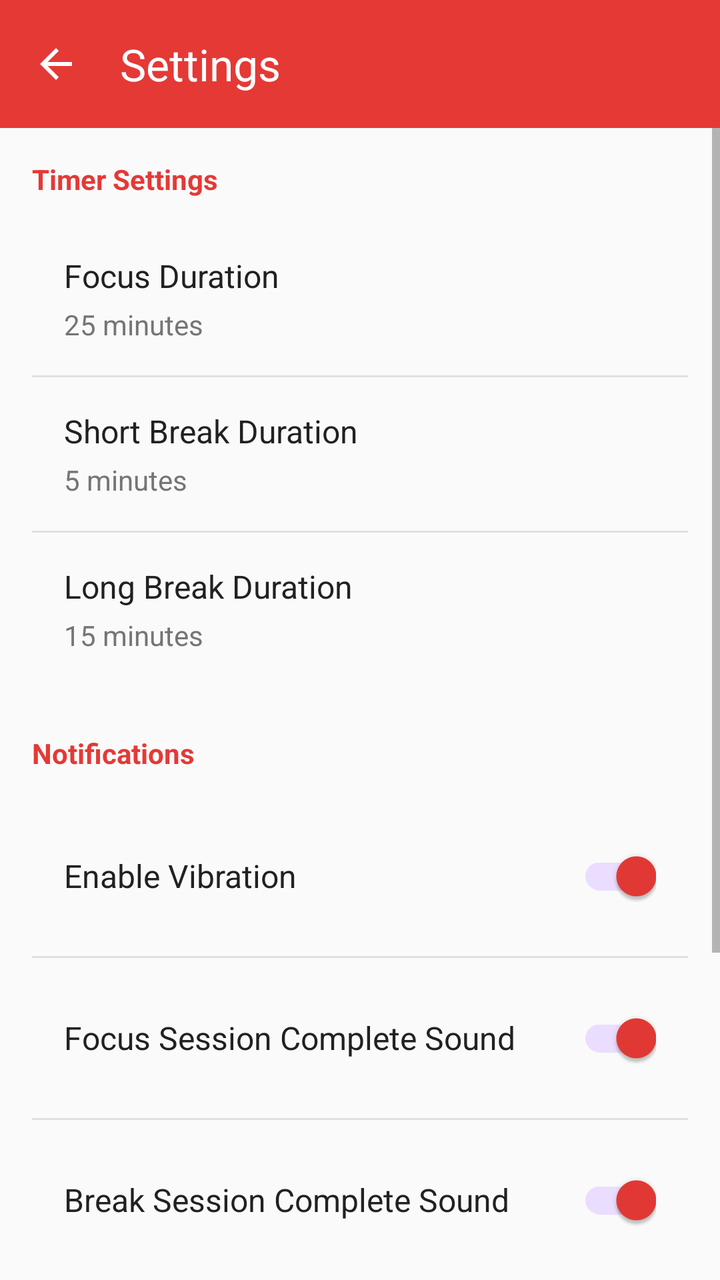
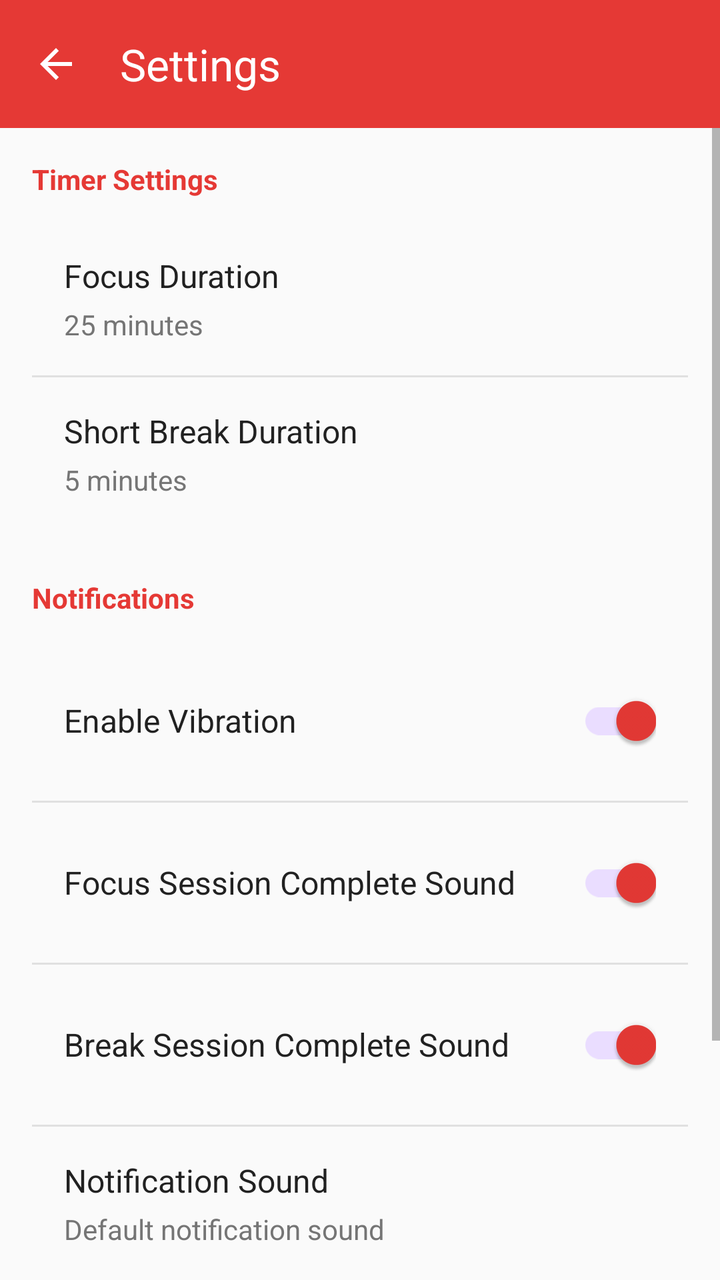

Screens rendered from an Android XML layout before and after an edit, with the pre-edit source and the edit as a unified diff.
<!-- AndroidManifest.xml: application theme Theme.Pomodoro -->
<!-- res/layout/activity_settings.xml -->
<?xml version="1.0" encoding="utf-8"?>
<androidx.constraintlayout.widget.ConstraintLayout xmlns:android="http://schemas.android.com/apk/res/android"
    xmlns:app="http://schemas.android.com/apk/res-auto"
    android:layout_width="match_parent"
    android:layout_height="match_parent"
    android:background="@color/background">

    <com.google.android.material.appbar.MaterialToolbar
        android:id="@+id/toolbar"
        android:layout_width="match_parent"
        android:layout_height="?attr/actionBarSize"
        android:background="@color/primary"
        app:title="@string/settings"
        app:titleTextColor="@color/white"
        app:navigationIcon="@drawable/ic_back"
        app:layout_constraintTop_toTopOf="parent" />

    <ScrollView
        android:layout_width="match_parent"
        android:layout_height="0dp"
        app:layout_constraintTop_toBottomOf="@id/toolbar"
        app:layout_constraintBottom_toBottomOf="parent">

        <LinearLayout
            android:layout_width="match_parent"
            android:layout_height="wrap_content"
            android:orientation="vertical"
            android:padding="16dp">

            <TextView
                android:layout_width="wrap_content"
                android:layout_height="wrap_content"
                android:text="Timer Settings"
                android:textSize="14sp"
                android:textStyle="bold"
                android:textColor="@color/primary"
                android:layout_marginBottom="12dp" />

            <LinearLayout
                android:id="@+id/llFocusDuration"
                android:layout_width="match_parent"
                android:layout_height="wrap_content"
                android:orientation="vertical"
                android:padding="16dp"
                android:background="?attr/selectableItemBackground"
                android:clickable="true"
                android:focusable="true">

                <TextView
                    android:layout_width="wrap_content"
                    android:layout_height="wrap_content"
                    android:text="@string/focus_duration"
                    android:textSize="16sp"
                    android:textColor="@color/text_primary" />

                <TextView
                    android:id="@+id/tvFocusDuration"
                    android:layout_width="wrap_content"
                    android:layout_height="wrap_content"
                    android:text="25 minutes"
                    android:textSize="14sp"
                    android:textColor="@color/text_secondary"
                    android:layout_marginTop="4dp" />

            </LinearLayout>

            <View
                android:layout_width="match_parent"
                android:layout_height="1dp"
                android:background="@color/progress_background" />

            <LinearLayout
                android:id="@+id/llShortBreak"
                android:layout_width="match_parent"
                android:layout_height="wrap_content"
                android:orientation="vertical"
                android:padding="16dp"
                android:background="?attr/selectableItemBackground"
                android:clickable="true"
                android:focusable="true">

                <TextView
                    android:layout_width="wrap_content"
                    android:layout_height="wrap_content"
                    android:text="@string/short_break_duration"
                    android:textSize="16sp"
                    android:textColor="@color/text_primary" />

                <TextView
                    android:id="@+id/tvShortBreak"
                    android:layout_width="wrap_content"
                    android:layout_height="wrap_content"
                    android:text="5 minutes"
                    android:textSize="14sp"
                    android:textColor="@color/text_secondary"
                    android:layout_marginTop="4dp" />

            </LinearLayout>

            <View
                android:layout_width="match_parent"
                android:layout_height="1dp"
                android:background="@color/progress_background" />

            <LinearLayout
                android:id="@+id/llLongBreak"
                android:layout_width="match_parent"
                android:layout_height="wrap_content"
                android:orientation="vertical"
                android:padding="16dp"
                android:background="?attr/selectableItemBackground"
                android:clickable="true"
                android:focusable="true">

                <TextView
                    android:layout_width="wrap_content"
                    android:layout_height="wrap_content"
                    android:text="@string/long_break_duration"
                    android:textSize="16sp"
                    android:textColor="@color/text_primary" />

                <TextView
                    android:id="@+id/tvLongBreak"
                    android:layout_width="wrap_content"
                    android:layout_height="wrap_content"
                    android:text="15 minutes"
                    android:textSize="14sp"
                    android:textColor="@color/text_secondary"
                    android:layout_marginTop="4dp" />

            </LinearLayout>

            <TextView
                android:layout_width="wrap_content"
                android:layout_height="wrap_content"
                android:text="Notifications"
                android:textSize="14sp"
                android:textStyle="bold"
                android:textColor="@color/primary"
                android:layout_marginTop="24dp"
                android:layout_marginBottom="12dp" />

            <LinearLayout
                android:layout_width="match_parent"
                android:layout_height="wrap_content"
                android:orientation="horizontal"
                android:padding="16dp"
                android:gravity="center_vertical">

                <TextView
                    android:layout_width="0dp"
                    android:layout_height="wrap_content"
                    android:layout_weight="1"
                    android:text="@string/enable_vibration"
                    android:textSize="16sp"
                    android:textColor="@color/text_primary" />

                <com.google.android.material.switchmaterial.SwitchMaterial
                    android:id="@+id/switchVibration"
                    android:layout_width="wrap_content"
                    android:layout_height="wrap_content"
                    android:checked="true" />

            </LinearLayout>

            <View
                android:layout_width="match_parent"
                android:layout_height="1dp"
                android:background="@color/progress_background" />

            <LinearLayout
                android:layout_width="match_parent"
                android:layout_height="wrap_content"
                android:orientation="horizontal"
                android:padding="16dp"
                android:gravity="center_vertical">

                <TextView
                    android:layout_width="0dp"
                    android:layout_height="wrap_content"
                    android:layout_weight="1"
                    android:text="@string/enable_focus_sound"
                    android:textSize="16sp"
                    android:textColor="@color/text_primary" />

                <com.google.android.material.switchmaterial.SwitchMaterial
                    android:id="@+id/switchFocusSound"
                    android:layout_width="wrap_content"
                    android:layout_height="wrap_content"
                    android:checked="true" />

            </LinearLayout>

            <View
                android:layout_width="match_parent"
                android:layout_height="1dp"
                android:background="@color/progress_background" />

            <LinearLayout
                android:layout_width="match_parent"
                android:layout_height="wrap_content"
                android:orientation="horizontal"
                android:padding="16dp"
                android:gravity="center_vertical">

                <TextView
                    android:layout_width="0dp"
                    android:layout_height="wrap_content"
                    android:layout_weight="1"
                    android:text="@string/enable_break_sound"
                    android:textSize="16sp"
                    android:textColor="@color/text_primary" />

                <com.google.android.material.switchmaterial.SwitchMaterial
                    android:id="@+id/switchBreakSound"
                    android:layout_width="wrap_content"
                    android:layout_height="wrap_content"
                    android:checked="true" />

            </LinearLayout>

            <View
                android:layout_width="match_parent"
                android:layout_height="1dp"
                android:background="@color/progress_background" />

            <LinearLayout
                android:id="@+id/llNotificationSound"
                android:layout_width="match_parent"
                android:layout_height="wrap_content"
                android:orientation="vertical"
                android:padding="16dp"
                android:background="?attr/selectableItemBackground"
                android:clickable="true"
                android:focusable="true">

                <TextView
                    android:layout_width="wrap_content"
                    android:layout_height="wrap_content"
                    android:text="@string/notification_sound"
                    android:textSize="16sp"
                    android:textColor="@color/text_primary" />

                <TextView
                    android:id="@+id/tvNotificationSound"
                    android:layout_width="wrap_content"
                    android:layout_height="wrap_content"
                    android:text="Default notification sound"
                    android:textSize="14sp"
                    android:textColor="@color/text_secondary"
                    android:layout_marginTop="4dp" />

            </LinearLayout>

            <TextView
                android:layout_width="wrap_content"
                android:layout_height="wrap_content"
                android:text="Automation"
                android:textSize="14sp"
                android:textStyle="bold"
                android:textColor="@color/primary"
                android:layout_marginTop="24dp"
                android:layout_marginBottom="12dp" />

            <LinearLayout
                android:layout_width="match_parent"
                android:layout_height="wrap_content"
                android:orientation="horizontal"
                android:padding="16dp"
                android:gravity="center_vertical">

                <TextView
                    android:layout_width="0dp"
                    android:layout_height="wrap_content"
                    android:layout_weight="1"
                    android:text="@string/auto_start_next"
                    android:textSize="16sp"
                    android:textColor="@color/text_primary" />

                <com.google.android.material.switchmaterial.SwitchMaterial
                    android:id="@+id/switchAutoStart"
                    android:layout_width="wrap_content"
                    android:layout_height="wrap_content"
                    android:checked="false" />

            </LinearLayout>

        </LinearLayout>

    </ScrollView>

</androidx.constraintlayout.widget.ConstraintLayout>
<!-- resources referenced by this layout -->
<resources>
  <color name="background">#FAFAFA</color>
  <color name="primary">#E53935</color>
  <color name="progress_background">#E0E0E0</color>
  <color name="text_primary">#212121</color>
  <color name="text_secondary">#757575</color>
  <color name="white">#FFFFFFFF</color>
  <!-- drawable ic_back (drawable) -->
  <vector xmlns:android="http://schemas.android.com/apk/res/android"
      android:width="24dp"
      android:height="24dp"
      android:viewportWidth="24"
      android:viewportHeight="24"
      android:tint="@color/white"
      android:autoMirrored="true">
      <path
          android:fillColor="@android:color/white"
          android:pathData="M20,11H7.83l5.59,-5.59L12,4l-8,8 8,8 1.41,-1.41L7.83,13H20v-2z"/>
  </vector>
  <string name="auto_start_next">Auto-start Next Session</string>
  <string name="enable_break_sound">Break Session Complete Sound</string>
  <string name="enable_focus_sound">Focus Session Complete Sound</string>
  <string name="enable_vibration">Enable Vibration</string>
  <string name="focus_duration">Focus Duration</string>
  <string name="long_break_duration">Long Break Duration</string>
  <string name="notification_sound">Notification Sound</string>
  <string name="settings">Settings</string>
  <string name="short_break_duration">Short Break Duration</string>
  <style name="Theme.Pomodoro" parent="Base.Theme.Pomodoro" />
  <style name="Base.Theme.Pomodoro" parent="Theme.Material3.Light.NoActionBar">
          <item name="colorPrimary">@color/primary</item>
          <item name="colorPrimaryVariant">@color/primary_dark</item>
          <item name="colorSecondary">@color/secondary</item>
          <item name="colorAccent">@color/accent</item>
          <item name="android:statusBarColor">@color/primary</item>
          <item name="android:navigationBarColor">@color/white</item>
          <item name="android:windowLightStatusBar">false</item>
          <item name="android:textColorPrimary">@color/text_primary</item>
          <item name="android:textColorSecondary">@color/text_secondary</item>
      </style>
  <color name="primary_dark">#C62828</color>
  <color name="secondary">#43A047</color>
  <color name="accent">#FFA726</color>
</resources>

<!-- the commit's change to res/layout/activity_settings.xml (unified diff, before → after) -->
@@ -16,6 +16,7 @@
         app:layout_constraintTop_toTopOf="parent" />
 
     <ScrollView
+        android:id="@+id/scrollView"
         android:layout_width="match_parent"
         android:layout_height="0dp"
         app:layout_constraintTop_toBottomOf="@id/toolbar"
@@ -91,39 +92,6 @@
                     android:layout_width="wrap_content"
                     android:layout_height="wrap_content"
                     android:text="5 minutes"
-                    android:textSize="14sp"
-                    android:textColor="@color/text_secondary"
-                    android:layout_marginTop="4dp" />
-
-            </LinearLayout>
-
-            <View
-                android:layout_width="match_parent"
-                android:layout_height="1dp"
-                android:background="@color/progress_background" />
-
-            <LinearLayout
-                android:id="@+id/llLongBreak"
-                android:layout_width="match_parent"
-                android:layout_height="wrap_content"
-                android:orientation="vertical"
-                android:padding="16dp"
-                android:background="?attr/selectableItemBackground"
-                android:clickable="true"
-                android:focusable="true">
-
-                <TextView
-                    android:layout_width="wrap_content"
-                    android:layout_height="wrap_content"
-                    android:text="@string/long_break_duration"
-                    android:textSize="16sp"
-                    android:textColor="@color/text_primary" />
-
-                <TextView
-                    android:id="@+id/tvLongBreak"
-                    android:layout_width="wrap_content"
-                    android:layout_height="wrap_content"
-                    android:text="15 minutes"
                     android:textSize="14sp"
                     android:textColor="@color/text_secondary"
                     android:layout_marginTop="4dp" />
<!-- resource entries referenced after the edit -->
@@ -23,7 +23,6 @@
   <string name="enable_focus_sound">Focus Session Complete Sound</string>
   <string name="enable_vibration">Enable Vibration</string>
   <string name="focus_duration">Focus Duration</string>
-  <string name="long_break_duration">Long Break Duration</string>
   <string name="notification_sound">Notification Sound</string>
   <string name="settings">Settings</string>
   <string name="short_break_duration">Short Break Duration</string>
